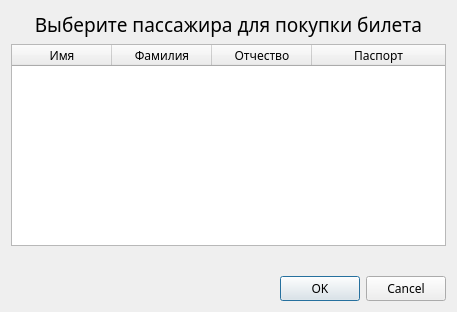
Qt form dialog_buyticket.ui (zloysergunya/IS_Airport) before a commit.
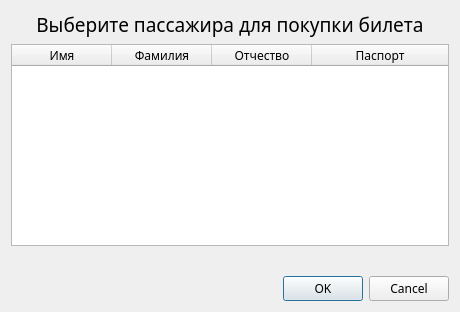
The same form after that commit.

What changed in the file:
```diff
--- a/dialog_buyticket.ui
+++ b/dialog_buyticket.ui
@@ -6,7 +6,7 @@
    <rect>
     <x>0</x>
     <y>0</y>
-    <width>457</width>
+    <width>460</width>
     <height>312</height>
    </rect>
   </property>
```
Left out of the diff: 8 changed lines with no effect on the pictures.
